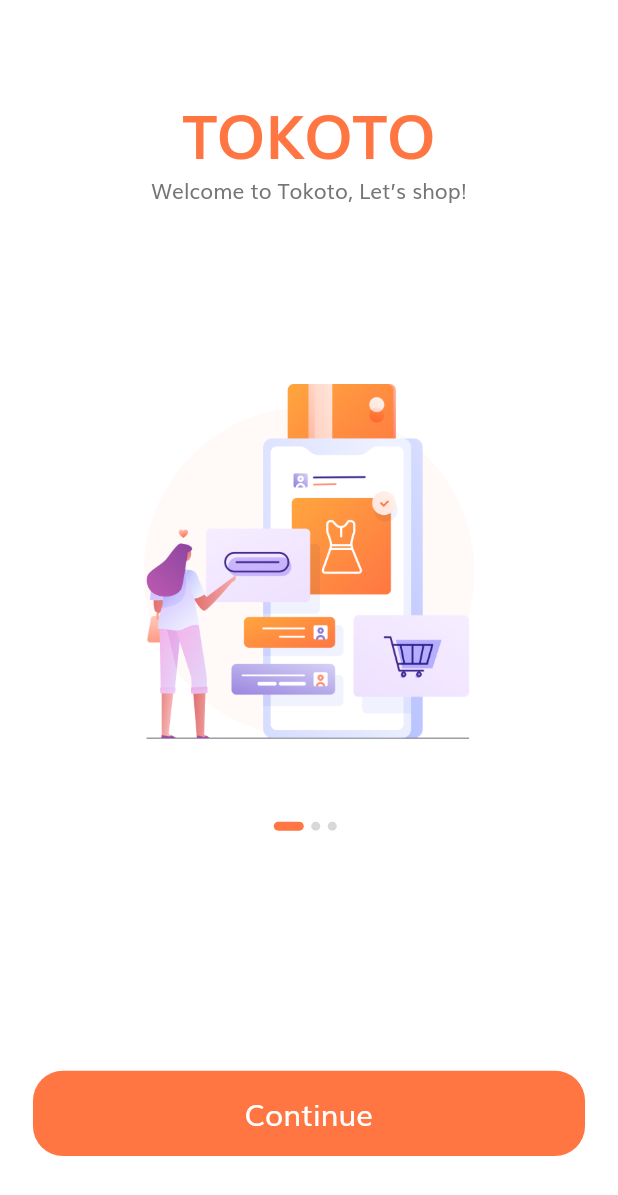
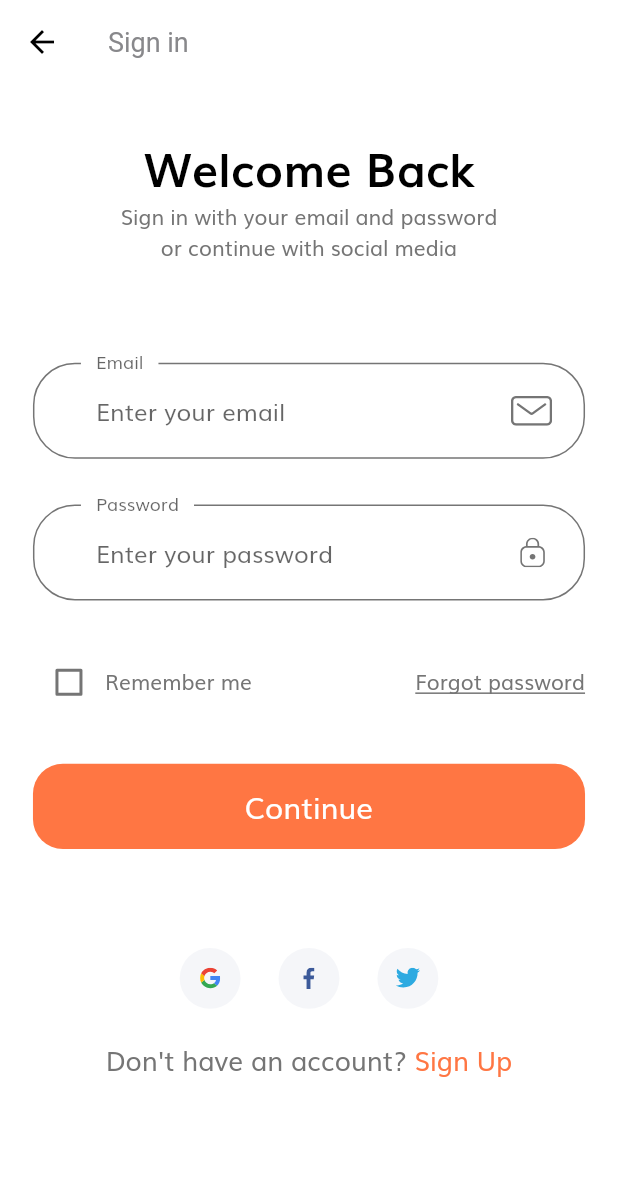
Before and after one commit to katicita/ecomerce_app, a Flutter app: the screen it shows after launch, after a tap on "Continue", on a phone screen of 412 x 824 dp. Shown: the top 1195 px of the screen. Run offline on Flutter 3.47's test engine with Material 2 defaults, Android fonts, the phone set to English and light mode, and no system bars; our stand-ins replace flutter_svg.

Commit message:
task: Sign in Form

```diff
--- /dev/null
+++ b/lib/components/custom_suffix_icon.dart
@@ -0,0 +1,25 @@
+import 'package:flutter/material.dart';
+import 'package:flutter_svg/svg.dart';
+
+import '../size_config.dart';
+
+class CustomSuffixIcon extends StatelessWidget {
+  const CustomSuffixIcon({Key? key, required this.svgIcon}) : super(key: key);
+  final String svgIcon;
+
+  @override
+  Widget build(BuildContext context) {
+    return Padding(
+      padding: EdgeInsets.fromLTRB(
+        0,
+        getProportionateScreenWidth(20),
+        getProportionateScreenWidth(20),
+        getProportionateScreenWidth(20),
+      ),
+      child: SvgPicture.asset(
+        svgIcon,
+        height: getProportionateScreenWidth(18),
+      ),
+    );
+  }
+}
--- /dev/null
+++ b/lib/components/no_account_text.dart
@@ -0,0 +1,27 @@
+import 'package:flutter/material.dart';
+import '../constants.dart';
+import '../size_config.dart';
+
+class NoAccountText extends StatelessWidget {
+  const NoAccountText({Key? key}) : super(key: key);
+
+  @override
+  Widget build(BuildContext context) {
+    return Row(
+      mainAxisAlignment: MainAxisAlignment.center,
+      children: [
+        Text(
+          "Don't have an account? ",
+          style: TextStyle(fontSize: getProportionateScreenWidth(16)),
+        ),
+        Text(
+          "Sign Up",
+          style: TextStyle(
+            fontSize: getProportionateScreenWidth(16),
+            color: kPrimaryColor,
+          ),
+        ),
+      ],
+    );
+  }
+}
--- /dev/null
+++ b/lib/components/social_card.dart
@@ -0,0 +1,31 @@
+import 'package:flutter/material.dart';
+import 'package:flutter_svg/svg.dart';
+
+import '../size_config.dart';
+
+class SocialCard extends StatelessWidget {
+  const SocialCard({Key? key, required this.icon, required this.press})
+      : super(key: key);
+
+  final String icon;
+  final Function() press;
+
+  @override
+  Widget build(BuildContext context) {
+    return GestureDetector(
+      onTap: press,
+      child: Container(
+        margin:
+            EdgeInsets.symmetric(horizontal: getProportionateScreenWidth(10)),
+        padding: EdgeInsets.all(getProportionateScreenWidth(12)),
+        height: getProportionateScreenHeight(40),
+        width: getProportionateScreenWidth(40),
+        decoration: const BoxDecoration(
+          color: Color(0xFFF5F6F9),
+          shape: BoxShape.circle,
+        ),
+        child: SvgPicture.asset(icon),
+      ),
+    );
+  }
+}
--- a/lib/constants.dart
+++ b/lib/constants.dart
@@ -22,17 +22,18 @@ final headingStyle = TextStyle(
 
 const defaultDuration = Duration(milliseconds: 250);
 
-// // Form Error
-// final RegExp emailValidatorRegExp =
-// RegExp(r"^[a-zA-Z0-9.]+@[a-zA-Z0-9]+\.[a-zA-Z]+");
-// const String kEmailNullError = "Please Enter your email";
-// const String kInvalidEmailError = "Please Enter Valid Email";
-// const String kPassNullError = "Please Enter your password";
-// const String kShortPassError = "Password is too short";
-// const String kMatchPassError = "Passwords don't match";
-// const String kNamelNullError = "Please Enter your name";
-// const String kPhoneNumberNullError = "Please Enter your phone number";
-// const String kAddressNullError = "Please Enter your address";
+// Form Error
+final RegExp emailValidatorRegExp =
+RegExp(r"^[a-zA-Z0-9.]+@[a-zA-Z0-9]+\.[a-zA-Z]+");
+const String kEmailNullError = "Please Enter your email";
+const String kInvalidEmailError = "Please Enter Valid Email";
+const String kPassNullError = "Please Enter your password";
+const String kShortPassError = "Password is too short";
+const String kMatchPassError = "Passwords don't match";
+const String kNamelNullError = "Please Enter your name";
+const String kPhoneNumberNullError = "Please Enter your phone number";
+const String kAddressNullError = "Please Enter your address";
+
 //
 // final otpInputDecoration = InputDecoration(
 //   contentPadding:
--- a/lib/main.dart
+++ b/lib/main.dart
@@ -1,6 +1,6 @@
-import 'package:ecomerce_app/constants.dart';
 import 'package:ecomerce_app/routs.dart';
 import 'package:ecomerce_app/screen/splash/splash_screen.dart';
+import 'package:ecomerce_app/theme.dart';
 import 'package:flutter/material.dart';
 
 void main() {
@@ -10,24 +10,16 @@ void main() {
 class MyApp extends StatelessWidget {
   const MyApp({Key? key}) : super(key: key);
 
-  // This widget is the root of your application.
   @override
   Widget build(BuildContext context) {
     return MaterialApp(
       debugShowCheckedModeBanner: false,
       title: 'Flutter Demo',
-      theme: ThemeData(
-        scaffoldBackgroundColor: Colors.white,
-        fontFamily: 'Muli',
-        textTheme: const TextTheme(
-          bodyText1: TextStyle(color: kTextColor),
-          bodyText2: TextStyle(color: kTextColor),
-        ),
-        primarySwatch: Colors.blue,
-      ),
-      // home: SplashScreen(),
+      theme: theme(),
       initialRoute: SplashScreen.routeName,
       routes: routes,
     );
   }
+
+
 }
--- a/lib/routs.dart
+++ b/lib/routs.dart
@@ -1,6 +1,12 @@
+import 'package:ecomerce_app/screen/forgot_password/forgot_password_screen.dart';
+import 'package:ecomerce_app/screen/login_success/login_success_screen.dart';
+import 'package:ecomerce_app/screen/sign_in/sign_in_screen.dart';
 import 'package:ecomerce_app/screen/splash/splash_screen.dart';
 import 'package:flutter/material.dart';
 
 final Map<String, WidgetBuilder> routes = {
   SplashScreen.routeName: (context) => SplashScreen(),
+  SignInScreen.routeName: (context) => SignInScreen(),
+  ForgotPasswordScreen.routeName: (context) => ForgotPasswordScreen(),
+  LoginSuccessScreen.routeName: (context) => LoginSuccessScreen(),
 };
--- /dev/null
+++ b/lib/screen/sign_in/sign_in_body.dart
@@ -0,0 +1,63 @@
+import 'package:ecomerce_app/screen/sign_in/sign_in_form.dart';
+import 'package:ecomerce_app/size_config.dart';
+import 'package:flutter/material.dart';
+import '../../components/no_account_text.dart';
+import '../../components/social_card.dart';
+
+class SignInBody extends StatelessWidget {
+  const SignInBody({Key? key}) : super(key: key);
+
+  @override
+  Widget build(BuildContext context) {
+    return SafeArea(
+      child: SizedBox(
+        width: double.infinity,
+        child: Padding(
+          padding:
+              EdgeInsets.symmetric(horizontal: getProportionateScreenWidth(20)),
+          child: SingleChildScrollView(
+            child: Column(
+              children: [
+                SizedBox(height: SizeConfig.screenHeight * 0.04),
+                Text(
+                  "Welcome Back",
+                  style: TextStyle(
+                    color: Colors.black,
+                    fontSize: getProportionateScreenWidth(28),
+                    fontWeight: FontWeight.bold,
+                  ),
+                ),
+                const Text(
+                  "Sign in with your email and password \nor continue with social media",
+                  textAlign: TextAlign.center,
+                ),
+                SizedBox(height: SizeConfig.screenHeight * 0.08),
+                SignForm(),
+                SizedBox(height: SizeConfig.screenHeight * 0.08),
+                Row(
+                  mainAxisAlignment: MainAxisAlignment.center,
+                  children: [
+                    SocialCard(
+                      icon: 'assets/icons/google-icon.svg',
+                      press: () {},
+                    ),
+                    SocialCard(
+                      icon: 'assets/icons/facebook-2.svg',
+                      press: () {},
+                    ),
+                    SocialCard(
+                      icon: 'assets/icons/twitter.svg',
+                      press: () {},
+                    ),
+                  ],
+                ),
+                SizedBox(height: getProportionateScreenHeight(20)),
+                NoAccountText(),
+              ],
+            ),
+          ),
+        ),
+      ),
+    );
+  }
+}
--- /dev/null
+++ b/lib/screen/sign_in/sign_in_form.dart
@@ -0,0 +1,151 @@
+import 'package:ecomerce_app/screen/forgot_password/forgot_password_screen.dart';
+import 'package:ecomerce_app/screen/login_success/login_success_screen.dart';
+import 'package:flutter/material.dart';
+
+import '../../components/custom_suffix_icon.dart';
+import '../../components/default_button.dart';
+import '../../components/form_error.dart';
+import '../../constants.dart';
+import '../../size_config.dart';
+
+class SignForm extends StatefulWidget {
+  const SignForm({Key? key}) : super(key: key);
+
+  @override
+  _SignFormState createState() => _SignFormState();
+}
+
+class _SignFormState extends State<SignForm> {
+  final _formKey = GlobalKey<FormState>();
+  final List<String> errors = [];
+
+  late String email, password;
+  bool remember = false;
+
+  @override
+  Widget build(BuildContext context) {
+    return Form(
+      key: _formKey,
+      child: Column(
+        children: [
+          buildEmailFormField(),
+          SizedBox(height: getProportionateScreenHeight(30)),
+          buildPasswordFormField(),
+          SizedBox(height: getProportionateScreenHeight(30)),
+          Row(
+            children: [
+              Checkbox(
+                value: remember,
+                activeColor: kPrimaryColor,
+                onChanged: (value) {
+                  setState(() {
+                    remember = value!;
+                  });
+                },
+              ),
+              const Text("Remember me"),
+              const Spacer(),
+              GestureDetector(
+                onTap: () => Navigator.pushNamed(
+                    context, ForgotPasswordScreen.routeName),
+                child: const Text(
+                  "Forgot password",
+                  style: TextStyle(decoration: TextDecoration.underline),
+                ),
+              ),
+            ],
+          ),
+          FormError(errors: errors),
+          SizedBox(height: getProportionateScreenHeight(30)),
+          DefaultButton(
+            text: 'Continue',
+            press: () {
+              if (_formKey.currentState!.validate()) {
+                _formKey.currentState!.save();
+
+                //If all is ok
+                Navigator.pushNamed(context, LoginSuccessScreen.routeName);
+              }
+            },
+          ),
+        ],
+      ),
+    );
+  }
+
+  TextFormField buildEmailFormField() {
+    return TextFormField(
+      keyboardType: TextInputType.emailAddress,
+      onSaved: (newValue) => email = newValue!,
+      onChanged: (value) {
+        if (value.isNotEmpty && errors.contains(kEmailNullError)) {
+          setState(() {
+            errors.remove(kEmailNullError);
+          });
+        } else if (emailValidatorRegExp.hasMatch(value) &&
+            errors.contains(kInvalidEmailError)) {
+          setState(() {
+            errors.remove(kInvalidEmailError);
+          });
+        }
+      },
+      validator: (value) {
+        if ((value == null || value.isEmpty) &&
+            !errors.contains(kEmailNullError)) {
+          setState(() {
+            errors.add(kEmailNullError);
+          });
+        } else if (!emailValidatorRegExp.hasMatch(value!) &&
+            !errors.contains(kInvalidEmailError)) {
+          setState(() {
+            errors.add(kInvalidEmailError);
+          });
+        }
+        return null;
+      },
+      decoration: const InputDecoration(
+        labelText: "Email",
+        hintText: "Enter your email",
+        floatingLabelBehavior: FloatingLabelBehavior.always,
+        suffixIcon: CustomSuffixIcon(svgIcon: 'assets/icons/Mail.svg'),
+      ),
+    );
+  }
+
+  TextFormField buildPasswordFormField() {
+    return TextFormField(
+      obscureText: true,
+      onSaved: (newValue) => password = newValue!,
+      onChanged: (value) {
+        if ((value.isNotEmpty) && errors.contains(kPassNullError)) {
+          setState(() {
+            errors.remove(kPassNullError);
+          });
+        } else if (value.length >= 8 && errors.contains(kShortPassError)) {
+          setState(() {
+            errors.remove(kShortPassError);
+          });
+        }
+      },
+      validator: (value) {
+        if ((value == null || value.isEmpty) &&
+            !errors.contains(kPassNullError)) {
+          setState(() {
+            errors.add(kPassNullError);
+          });
+        } else if (value!.length < 8 && !errors.contains(kShortPassError)) {
+          setState(() {
+            errors.add(kShortPassError);
+          });
+        }
+        return null;
+      },
+      decoration: const InputDecoration(
+        labelText: "Password",
+        hintText: "Enter your password",
+        floatingLabelBehavior: FloatingLabelBehavior.always,
+        suffixIcon: CustomSuffixIcon(svgIcon: 'assets/icons/Lock.svg'),
+      ),
+    );
+  }
+}
--- /dev/null
+++ b/lib/screen/sign_in/sign_in_screen.dart
@@ -0,0 +1,16 @@
+import 'package:ecomerce_app/screen/sign_in/sign_in_body.dart';
+import 'package:flutter/material.dart';
+
+class SignInScreen extends StatelessWidget {
+  const SignInScreen({Key? key}) : super(key: key);
+
+  static String routeName = "/sign_in";
+
+  @override
+  Widget build(BuildContext context) {
+    return Scaffold(
+      appBar: AppBar(title: Text("Sign in")),
+      body: SignInBody(),
+    );
+  }
+}
--- a/lib/screen/splash/components/body.dart
+++ b/lib/screen/splash/components/body.dart
@@ -1,4 +1,5 @@
 import 'package:ecomerce_app/constants.dart';
+import 'package:ecomerce_app/screen/sign_in/sign_in_screen.dart';
 import 'package:ecomerce_app/screen/splash/components/splash_content.dart';
 import 'package:ecomerce_app/size_config.dart';
 import 'package:flutter/material.dart';
@@ -68,7 +69,9 @@ class _BodyState extends State<Body> {
                       ),
                     ),
                     const Spacer(flex: 3),
-                    DefaultButton(text: "Continue", press: () {}),
+                    DefaultButton(text: "Continue", press: () {
+                      Navigator.pushNamed(context, SignInScreen.routeName);
+                    },),
                     const Spacer(),
                   ],
                 ),
--- /dev/null
+++ b/lib/theme.dart
@@ -0,0 +1,34 @@
+import 'package:flutter/material.dart';
+
+import 'constants.dart';
+
+ThemeData theme() {
+  OutlineInputBorder outlineInputBorder = OutlineInputBorder(
+      borderRadius: BorderRadius.circular(28),
+      borderSide: BorderSide(color: kTextColor),
+      gapPadding: 10);
+
+  return ThemeData(
+    scaffoldBackgroundColor: Colors.white,
+    fontFamily: 'Muli',
+    textTheme: const TextTheme(
+      bodyText1: TextStyle(color: kTextColor),
+      bodyText2: TextStyle(color: kTextColor),
+    ),
+    primarySwatch: Colors.blue,
+    appBarTheme: const AppBarTheme(
+      color: Colors.white,
+      elevation: 0,
+      // brightness: Brightness.light,
+      iconTheme: IconThemeData(color: Colors.black),
+      titleTextStyle: TextStyle(color: Color(0xFF88888B), fontSize: 18),
+    ),
+    inputDecorationTheme: InputDecorationTheme(
+      floatingLabelBehavior: FloatingLabelBehavior.always,
+      contentPadding: EdgeInsets.symmetric(horizontal: 42, vertical: 20),
+      enabledBorder: outlineInputBorder,
+      focusedBorder: outlineInputBorder,
+      border: outlineInputBorder,
+    ),
+  );
+}
```
Also changed, not shown: lib/components/form_error.dart (added, +33 -0 lines), lib/screen/forgot_password/body_forgot_password.dart (added, +125 -0 lines), lib/screen/forgot_password/forgot_password_screen.dart (added, +18 -0 lines), lib/screen/login_success/body_login_success.dart (added, +35 -0 lines), lib/screen/login_success/login_success_screen.dart (added, +19 -0 lines).
